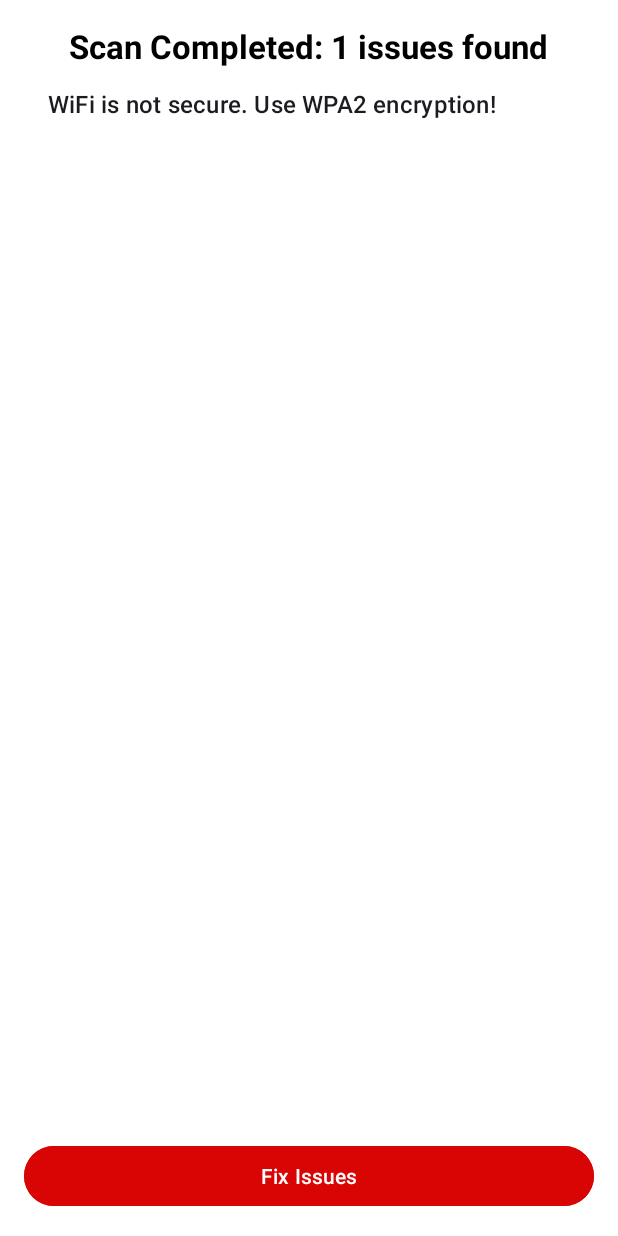
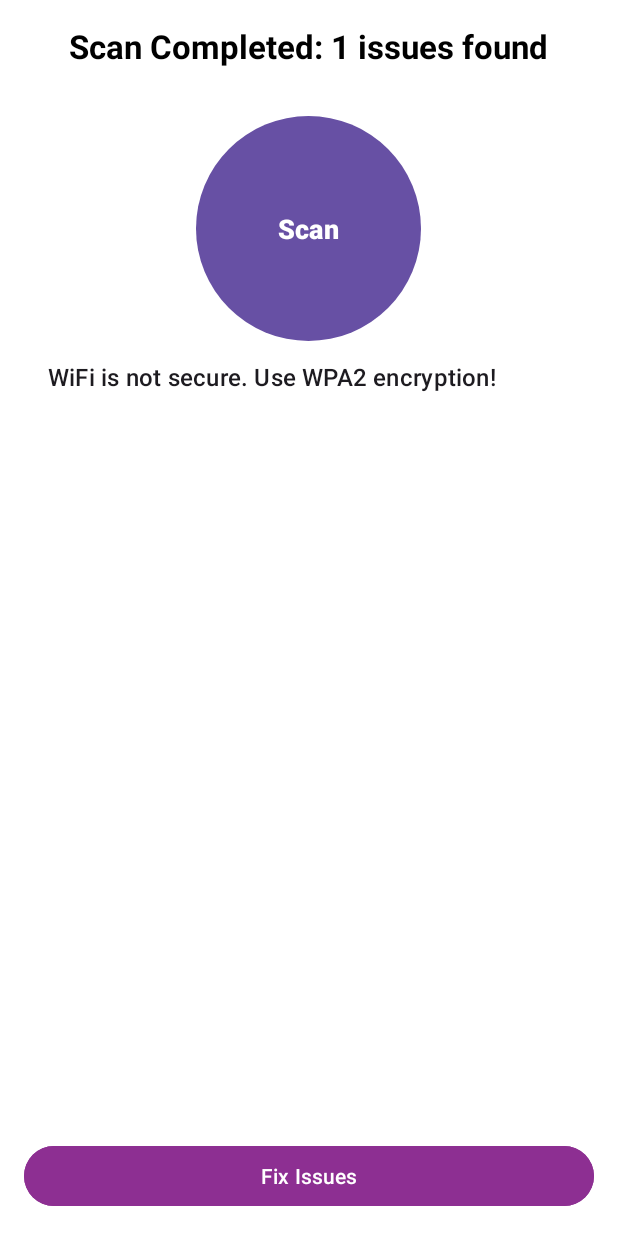
Before and after one commit to ThembiShongwe/WatchGuard, an Android app: the FullScan screen opened directly, with no data from a screen before it, on a phone screen of 412 x 824 dp. Run offline under Robolectric (Android 15) with nearby library versions, the phone set to English and light mode, and no system bars.

Commit message:
Full Scan Updated

```diff
--- a/app/src/main/java/com/example/watchguard/FullScan.java
+++ b/app/src/main/java/com/example/watchguard/FullScan.java
@@ -3,9 +3,11 @@ package com.example.watchguard;
 import android.content.pm.ApplicationInfo;
 import android.content.pm.PackageInfo;
 import android.content.pm.PackageManager;
+import android.net.wifi.WifiInfo;
 import android.net.wifi.WifiManager;
-import android.os.AsyncTask;
 import android.os.Bundle;
+import android.os.Handler;
+import android.os.Looper;
 import android.util.Log;
 import android.widget.Button;
 import android.widget.ProgressBar;
@@ -16,8 +18,12 @@ import androidx.appcompat.app.AppCompatActivity;
 import androidx.recyclerview.widget.LinearLayoutManager;
 import androidx.recyclerview.widget.RecyclerView;
 
+import java.security.MessageDigest;
+import java.security.NoSuchAlgorithmException;
 import java.util.ArrayList;
 import java.util.List;
+import java.util.concurrent.ExecutorService;
+import java.util.concurrent.Executors;
 
 public class FullScan extends AppCompatActivity {
 
@@ -27,6 +33,9 @@ public class FullScan extends AppCompatActivity {
     private Button btnFixIssues;
     private ScanResultsAdapter adapter;
     private List<String> vulnerabilities = new ArrayList<>();
+
+    private ExecutorService executorService;
+    private Handler mainHandler;
 
     @Override
     protected void onCreate(@Nullable Bundle savedInstanceState) {
@@ -42,36 +51,32 @@ public class FullScan extends AppCompatActivity {
         adapter = new ScanResultsAdapter(vulnerabilities);
         recyclerViewResults.setAdapter(adapter);
 
-        new FullDeviceScanTask().execute();
+        executorService = Executors.newSingleThreadExecutor();
+        mainHandler = new Handler(Looper.getMainLooper());
+
+        startFullScan();
     }
 
-    private class FullDeviceScanTask extends AsyncTask<Void, Integer, List<String>> {
-
-        @Override
-        protected void onPreExecute() {
-            super.onPreExecute();
+    private void startFullScan() {
         tvScanTitle.setText("Scanning device...");
         progressBar.setVisibility(ProgressBar.VISIBLE);
         recyclerViewResults.setVisibility(RecyclerView.GONE);
         btnFixIssues.setVisibility(Button.GONE);
-        }
 
-        @Override
-        protected List<String> doInBackground(Void... voids) {
+        executorService.execute(() -> {
             scanInstalledApps();
             checkWifiSecurity();
-            return vulnerabilities;
-        }
 
-        @Override
-        protected void onPostExecute(List<String> results) {
+            // Once scanning is complete, update UI on the main thread
+            mainHandler.post(() -> {
                 progressBar.setVisibility(ProgressBar.GONE);
                 recyclerViewResults.setVisibility(RecyclerView.VISIBLE);
                 btnFixIssues.setVisibility(Button.VISIBLE);
 
-            tvScanTitle.setText("Scan Completed: " + results.size() + " issues found");
+                tvScanTitle.setText("Scan Completed: " + vulnerabilities.size() + " issues found");
                 adapter.notifyDataSetChanged();
-        }
+            });
+        });
     }
 
     private void scanInstalledApps() {
@@ -79,18 +84,27 @@ public class FullScan extends AppCompatActivity {
         List<ApplicationInfo> installedApps = pm.getInstalledApplications(PackageManager.GET_META_DATA);
 
         for (ApplicationInfo app : installedApps) {
-            // Check for system apps and ignore them
             if ((app.flags & ApplicationInfo.FLAG_SYSTEM) == 0) {
                 try {
                     PackageInfo packageInfo = pm.getPackageInfo(app.packageName, PackageManager.GET_PERMISSIONS);
+
+                    // Checking for dangerous permissions
                     if (packageInfo.requestedPermissions != null) {
                         for (String permission : packageInfo.requestedPermissions) {
                             if (permission.equals("android.permission.READ_SMS") ||
-                                    permission.equals("android.permission.READ_CONTACTS")) {
+                                    permission.equals("android.permission.READ_CONTACTS") ||
+                                    permission.equals("android.permission.RECORD_AUDIO") ||
+                                    permission.equals("android.permission.CAMERA")) {
                                 vulnerabilities.add("App " + app.loadLabel(pm) + " has risky permissions!");
                             }
                         }
                     }
+
+                    // Checking for known malware signatures
+                    if (isMaliciousApp(packageInfo)) {
+                        vulnerabilities.add("Potential malware detected: " + app.loadLabel(pm));
+                    }
+
                 } catch (PackageManager.NameNotFoundException e) {
                     Log.e("ScanError", "Error scanning app: " + e.getMessage());
                 }
@@ -98,13 +112,46 @@ public class FullScan extends AppCompatActivity {
         }
     }
 
+    private boolean isMaliciousApp(PackageInfo packageInfo) {
+        // Known malware hashes (example list)
+        String[] knownMalwareHashes = {
+                "6dcd4ce23d88e2ee956f8dfc41b26d5b",
+                "fd469dbac7d2b8f7ddcd6fe4a3a69d5a"
+        };
+
+        try {
+            MessageDigest md = MessageDigest.getInstance("MD5");
+            byte[] digest = md.digest(packageInfo.packageName.getBytes());
+
+            StringBuilder hashString = new StringBuilder();
+            for (byte b : digest) {
+                hashString.append(String.format("%02x", b));
+            }
+
+            for (String malwareHash : knownMalwareHashes) {
+                if (hashString.toString().equals(malwareHash)) {
+                    return true;
+                }
+            }
+
+        } catch (NoSuchAlgorithmException e) {
+            Log.e("MalwareScan", "Error generating hash: " + e.getMessage());
+        }
+        return false;
+    }
+
     private void checkWifiSecurity() {
         WifiManager wifiManager = (WifiManager) getApplicationContext().getSystemService(WIFI_SERVICE);
-        if (wifiManager != null && wifiManager.getConnectionInfo().getSSID() != null) {
-            if (!wifiManager.getConnectionInfo().getSSID().contains("WPA") &&
-                    !wifiManager.getConnectionInfo().getSSID().contains("WPA2")) {
+        if (wifiManager != null) {
+            WifiInfo wifiInfo = wifiManager.getConnectionInfo();
+            if (wifiInfo != null) {
+                String ssid = wifiInfo.getSSID();
+                int securityType = wifiInfo.getNetworkId();
+
+                if (!ssid.contains("WPA") && !ssid.contains("WPA2") && securityType != 0) {
                     vulnerabilities.add("WiFi is not secure. Use WPA2 encryption!");
                 }
             }
         }
     }
+}
--- /dev/null
+++ b/app/src/main/res/drawable/circular_button.xml
@@ -0,0 +1,7 @@
+<?xml version="1.0" encoding="utf-8"?>
+<shape xmlns:android="http://schemas.android.com/apk/res/android"
+    android:shape="oval">
+    <solid android:color="@color/pink"/>
+    <size android:width="150dp" android:height="150dp"/>
+    <corners android:radius="75dp"/>
+</shape>
--- a/app/src/main/res/layout/activity_full_scan.xml
+++ b/app/src/main/res/layout/activity_full_scan.xml
@@ -6,6 +6,7 @@
     android:layout_height="match_parent"
     android:orientation="vertical"
     android:padding="16dp"
+    android:gravity="center"
     tools:context=".FullScan"
     android:background="@color/white">
 
@@ -20,6 +21,19 @@
         android:textColor="@color/black"
         android:layout_gravity="center"/>
 
+    <!-- Circular Scan Button -->
+    <Button
+        android:id="@+id/btnStartScan"
+        android:layout_width="150dp"
+        android:layout_height="150dp"
+        android:layout_marginTop="32dp"
+        android:background="@drawable/circular_button"
+        android:text="Scan"
+        android:textSize="18sp"
+        android:textStyle="bold"
+        android:textColor="@color/white"
+        android:gravity="center"/>
+
     <!-- Progress Bar -->
     <ProgressBar
         android:id="@+id/progressBar"
@@ -29,7 +43,7 @@
         android:layout_marginTop="16dp"
         android:max="100"
         android:progress="0"
-        android:visibility="visible"/>
+        android:visibility="gone"/>
 
     <!-- Scan Results List -->
     <androidx.recyclerview.widget.RecyclerView
@@ -46,6 +60,6 @@
         android:layout_height="wrap_content"
         android:text="Fix Issues"
         android:visibility="gone"
-        android:backgroundTint="@color/red"
+        android:backgroundTint="@color/pink"
         android:textColor="@color/white"/>
 </LinearLayout>
```
Lines whose indentation alone changed are shown as unchanged.
